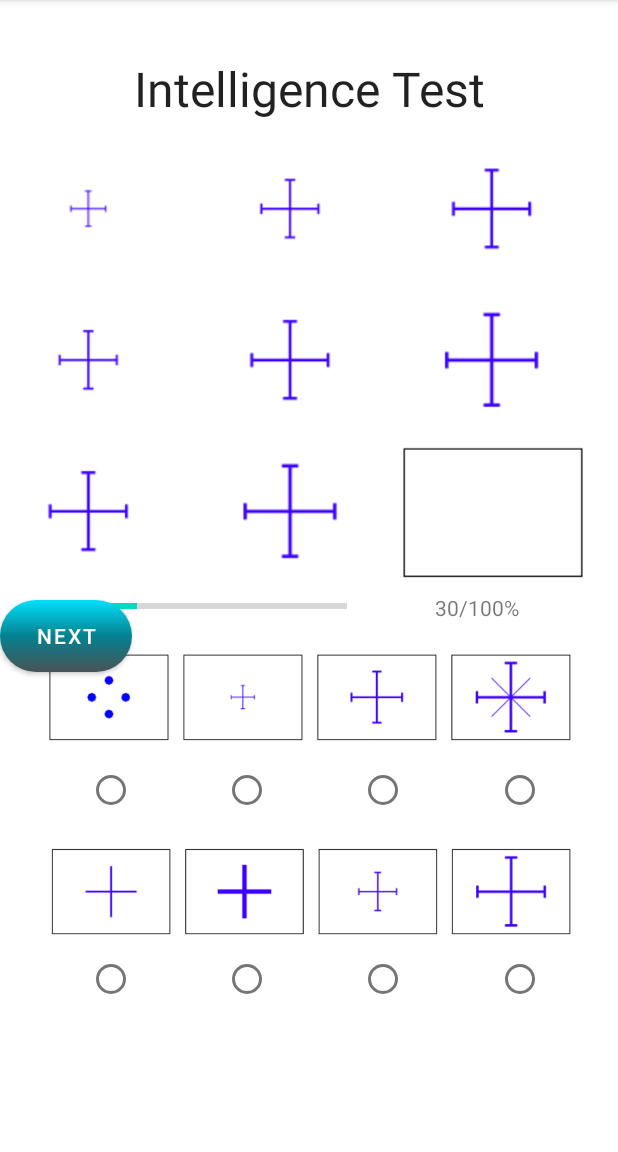
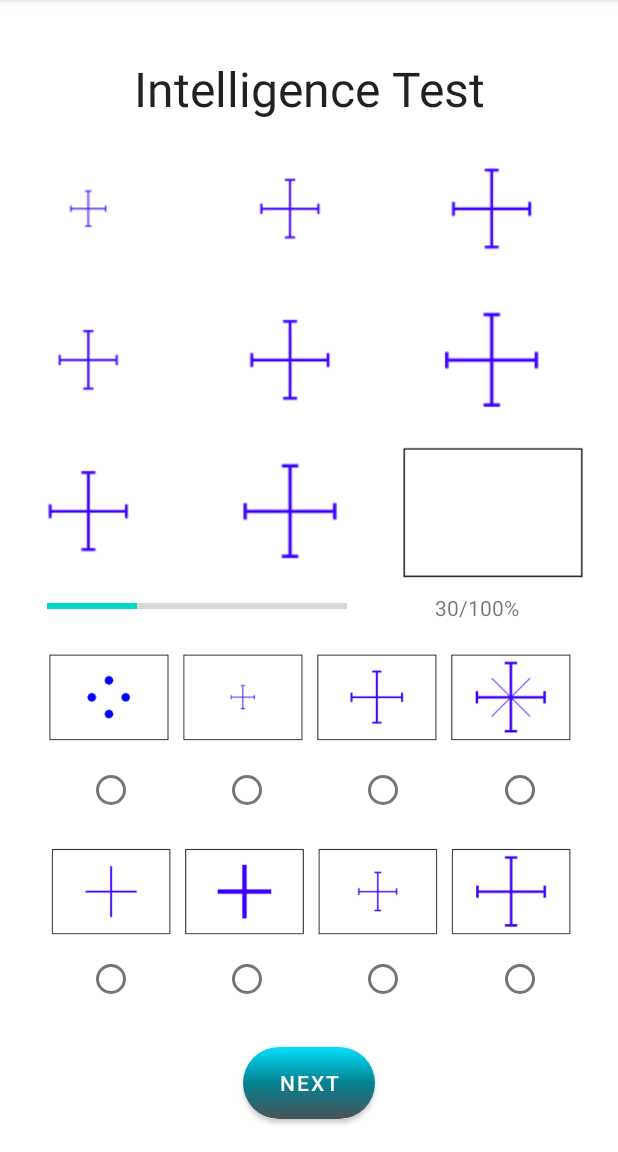
Before and after one commit to BoberKrzysztof/ProjectZPAM, an Android app: the Activity_inteligence_test2 screen opened directly, with no data from a screen before it, on a phone screen of 412 x 824 dp, the part 84-1236 px from its top. Run offline under Robolectric (Android 15) with nearby library versions, the phone set to English and light mode, and no system bars.

Commit message:
poprawki layout

```diff
--- a/app/src/main/java/com/example/drivertestapp/Activity_reaction_test.kt
+++ b/app/src/main/java/com/example/drivertestapp/Activity_reaction_test.kt
@@ -19,6 +19,7 @@ class Activity_reaction_test : AppCompatActivity() {
         val l = log.getStringExtra("LOGIN")
         val startButton = findViewById<Button>(R.id.start_button)
         val red = findViewById<Button>(R.id.red_button)
+        red.setText(" ")
         val green = findViewById<Button>(R.id.green_button)
         green.visibility = View.GONE
         val best_result = findViewById<TextView>(R.id.best_result)
@@ -32,6 +33,7 @@ class Activity_reaction_test : AppCompatActivity() {
         fun start() {
             startButton.setOnClickListener {
                 i++
+                red.setText("Wait")
                 val delay = (1000..3000).random()
                 SystemClock.sleep(delay.toLong())
                 time.base = SystemClock.elapsedRealtime()
@@ -43,6 +45,7 @@ class Activity_reaction_test : AppCompatActivity() {
                     val milisec = (SystemClock.elapsedRealtime() - time.base).toString()
                     time_text.text = milisec
                     time_text.append(" ms")
+                    red.setText(" ")
                     green.visibility = View.GONE
                     red.visibility = View.VISIBLE
 
--- a/app/src/main/res/layout/activity_inteligence_test2.xml
+++ b/app/src/main/res/layout/activity_inteligence_test2.xml
@@ -81,16 +81,14 @@
         android:id="@+id/next_button2"
         android:layout_width="wrap_content"
         android:layout_height="wrap_content"
-        android:layout_marginTop="400dp"
+        android:layout_marginTop="675dp"
         android:background="@drawable/button_design"
         android:text="Next"
         app:backgroundTint="@null"
         app:layout_constraintBottom_toBottomOf="parent"
         app:layout_constraintEnd_toEndOf="parent"
-        app:layout_constraintHorizontal_bias="0.0"
         app:layout_constraintStart_toStartOf="parent"
-        app:layout_constraintTop_toTopOf="parent"
-        app:layout_constraintVertical_bias="0.0" />
+        app:layout_constraintTop_toTopOf="parent" />
 
     <RadioGroup
         android:id="@+id/radioGrourMain2"
--- a/app/src/main/res/layout/activity_intelligent_test.xml
+++ b/app/src/main/res/layout/activity_intelligent_test.xml
@@ -58,16 +58,14 @@
         android:id="@+id/next_button"
         android:layout_width="wrap_content"
         android:layout_height="wrap_content"
-        android:layout_marginTop="400dp"
+        android:layout_marginTop="675dp"
         android:background="@drawable/button_design"
         android:text="Next"
         app:backgroundTint="@null"
         app:layout_constraintBottom_toBottomOf="parent"
         app:layout_constraintEnd_toEndOf="parent"
-        app:layout_constraintHorizontal_bias="0.0"
         app:layout_constraintStart_toStartOf="parent"
-        app:layout_constraintTop_toTopOf="parent"
-        app:layout_constraintVertical_bias="0.51" />
+        app:layout_constraintTop_toTopOf="parent" />
 
     <ProgressBar
         android:id="@+id/progressbar_inteligence"
--- a/app/src/main/res/layout/activity_reaction_test.xml
+++ b/app/src/main/res/layout/activity_reaction_test.xml
@@ -40,7 +40,8 @@
         android:layout_height="200dp"
         android:layout_marginTop="100dp"
         android:background="@drawable/btn_background"
-        android:text="WAIT"
+        android:text=" "
+        android:textAlignment="center"
         android:textColor="@color/white"
         android:textSize="32sp"
         app:backgroundTint="@null"
--- a/app/src/main/res/layout/activity_second.xml
+++ b/app/src/main/res/layout/activity_second.xml
@@ -78,6 +78,7 @@
     <LinearLayout
         android:layout_width="340dp"
         android:layout_height="100dp"
+        android:layout_marginEnd="50dp"
         android:orientation="horizontal"
         app:layout_constraintBottom_toTopOf="@+id/loginButton"
         app:layout_constraintEnd_toEndOf="parent"
```
Also changed, not shown: app/src/main/res/layout/activity_tests_page.xml (+8 -7 lines).
